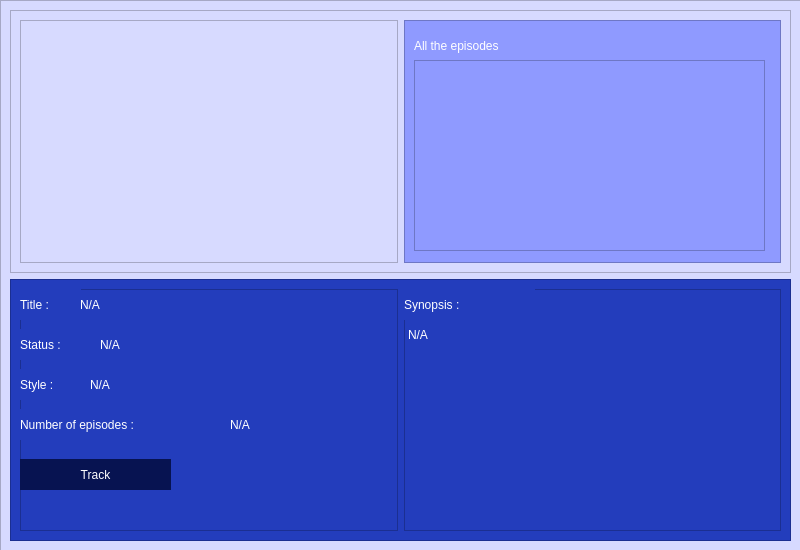
Sovhan/8INF957_ProjetSAVR, file content/tvseries/pageonetvserie.ui: the form before one commit.
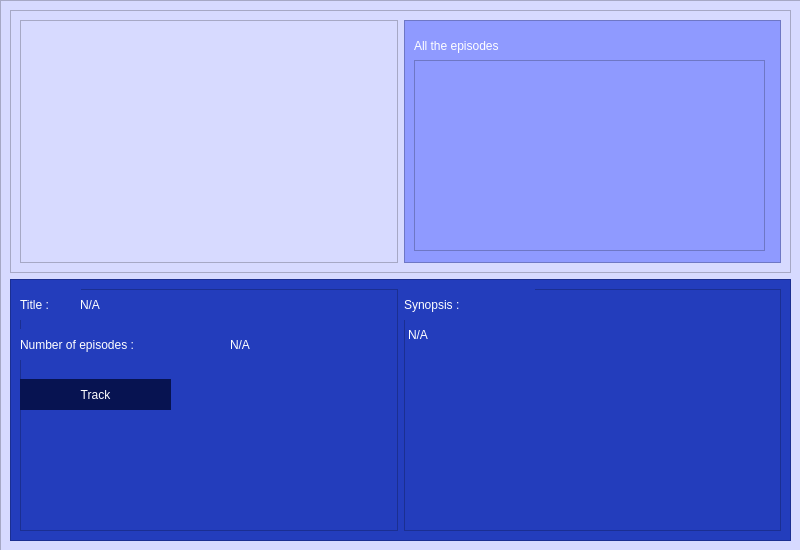
The form after the commit.

```diff
--- a/content/tvseries/pageonetvserie.ui
+++ b/content/tvseries/pageonetvserie.ui
@@ -139,37 +139,11 @@
            <string>Title :</string>
           </property>
          </widget>
-         <widget class="QLabel" name="labelStatus">
-          <property name="geometry">
-           <rect>
-            <x>0</x>
-            <y>40</y>
-            <width>71</width>
-            <height>31</height>
-           </rect>
-          </property>
-          <property name="text">
-           <string>Status :</string>
-          </property>
-         </widget>
-         <widget class="QLabel" name="labelStyle">
-          <property name="geometry">
-           <rect>
-            <x>0</x>
-            <y>80</y>
-            <width>71</width>
-            <height>31</height>
-           </rect>
-          </property>
-          <property name="text">
-           <string>Style :</string>
-          </property>
-         </widget>
          <widget class="QLabel" name="labelNumberOfEpisodes">
           <property name="geometry">
            <rect>
             <x>0</x>
-            <y>120</y>
+            <y>40</y>
             <width>201</width>
             <height>31</height>
            </rect>
@@ -191,37 +165,11 @@
            <string>N/A</string>
           </property>
          </widget>
-         <widget class="QLabel" name="status">
-          <property name="geometry">
-           <rect>
-            <x>80</x>
-            <y>46</y>
-            <width>191</width>
-            <height>20</height>
-           </rect>
-          </property>
-          <property name="text">
-           <string>N/A</string>
-          </property>
-         </widget>
-         <widget class="QLabel" name="style">
-          <property name="geometry">
-           <rect>
-            <x>70</x>
-            <y>86</y>
-            <width>191</width>
-            <height>20</height>
-           </rect>
-          </property>
-          <property name="text">
-           <string>N/A</string>
-          </property>
-         </widget>
          <widget class="QLabel" name="numberOfEpisodes">
           <property name="geometry">
            <rect>
             <x>210</x>
-            <y>126</y>
+            <y>46</y>
             <width>91</width>
             <height>20</height>
            </rect>
@@ -234,7 +182,7 @@
           <property name="geometry">
            <rect>
             <x>0</x>
-            <y>170</y>
+            <y>90</y>
             <width>151</width>
             <height>31</height>
            </rect>
```
Left out of the diff: 3 changed lines with no effect on the pictures.
